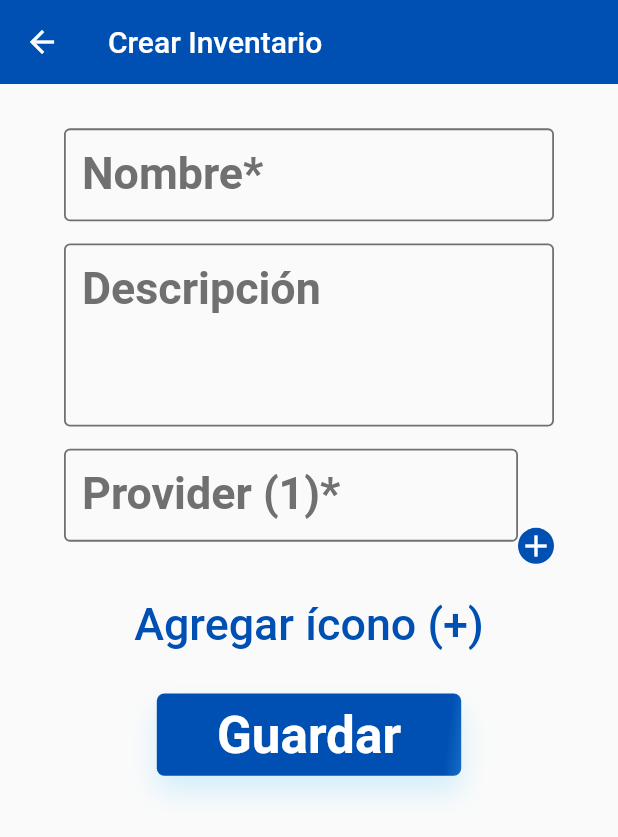
After one commit to JosephLugoGPDS/yummysuchi, a Flutter app: the HomeView screen opened by its route, after a tap on the "add" icon, on a phone screen of 412 x 824 dp. The commit adds this screen. Shown: the top 837 px of the screen. Run offline on Flutter 3.47's test engine with Material 2 defaults, Android fonts, the phone set to English and light mode, and no system bars; our stand-ins replace cloud_firestore, device_info_plus, firebase_core, flutter_bloc, flutter_svg, get_it and 1 more; accounts and stored records are empty; generated files the repository leaves out were written again.

Commit message:
fix: create inventory

```diff
--- /dev/null
+++ b/lib/app/constants/svg_list.dart
@@ -0,0 +1,15 @@
+import 'package:inventario_yummy_sushi/gen/assets.gen.dart';
+
+abstract class SvgList {
+  static const List<String> list = [
+    Assets.creditCard,
+    Assets.car,
+    Assets.clothes,
+    Assets.cook,
+    Assets.gif,
+    Assets.medical,
+    Assets.pet,
+    Assets.phone,
+    Assets.travel,
+  ];
+}
--- a/lib/app/l10n/arb/app_en.arb
+++ b/lib/app/l10n/arb/app_en.arb
@@ -16,5 +16,8 @@
   "cancel": "Cancelar",
   "name": "Nombre",
   "welcomeNameRequired": "Hola, para empezar, necsitamos guardar tu nombre",
-  "nameRequired": "El nombre es requerido"
+  "nameRequired": "El nombre es requerido",
+  "provider": "Provider",
+  "createInventory": "Crear Inventario",
+  "required": "Requerido"
 }
--- a/lib/app/routes/app_router.dart
+++ b/lib/app/routes/app_router.dart
@@ -1,3 +1,4 @@
+import 'package:inventario_yummy_sushi/views/create_inventory_view.dart';
 import 'package:inventario_yummy_sushi/views/home_view.dart';
 import 'package:inventario_yummy_sushi/views/splash_view.dart';
 import 'package:flutter/widgets.dart';
@@ -5,11 +6,14 @@ import 'package:flutter/widgets.dart';
 class AppRoutes {
   static const String splashScreen = '/splash';
   static const String homeScreen = '/home';
+  static const String createInventoryScreen = '/inventory/create';
 
   static Map<String, WidgetBuilder> get routes {
     return {
       splashScreen: (BuildContext context) => const SplashView(),
       homeScreen: (BuildContext context) => const HomeView(),
+      createInventoryScreen: (BuildContext context) =>
+          const CreateInventoryView(),
     };
   }
 }
--- /dev/null
+++ b/lib/blocs/inventories/create/create_inventory_event.dart
@@ -0,0 +1,20 @@
+part of 'create_inventory_bloc.dart';
+
+abstract class CreateInventoryEvent {
+  const CreateInventoryEvent();
+}
+
+class CreateInventory extends CreateInventoryEvent {
+  const CreateInventory({
+    required this.name,
+    required this.uuid,
+    this.description,
+    required this.providers,
+    required this.asset,
+  });
+  final String name;
+  final String uuid;
+  final String? description;
+  final List<String> providers;
+  final String asset;
+}
--- /dev/null
+++ b/lib/blocs/inventories/create/create_inventory_state.dart
@@ -0,0 +1,25 @@
+part of 'create_inventory_bloc.dart';
+
+abstract class CreateInventoryState {
+  const CreateInventoryState();
+}
+
+class CreateInventoryInitial extends CreateInventoryState {
+  const CreateInventoryInitial();
+}
+
+class CreateInventoryLoading extends CreateInventoryState {
+  const CreateInventoryLoading();
+}
+
+class CreateInventorySuccess extends CreateInventoryState {
+  final bool success;
+
+  const CreateInventorySuccess({required this.success});
+}
+
+class CreateInventoryFailure extends CreateInventoryState {
+  final String error;
+
+  const CreateInventoryFailure({required this.error});
+}
--- /dev/null
+++ b/lib/blocs/inventories/providers_controller_cubit.dart
@@ -0,0 +1,11 @@
+import 'package:flutter/material.dart';
+import 'package:flutter_bloc/flutter_bloc.dart';
+
+class ProvidersControllerCubit extends Cubit<List<TextEditingController>> {
+  ProvidersControllerCubit() : super([TextEditingController()]);
+
+  Future<void> addProvider() async {
+    final TextEditingController providersLoading = TextEditingController();
+    emit([...state, providersLoading]);
+  }
+}
--- /dev/null
+++ b/lib/blocs/inventories/select_assets_cubit.dart
@@ -0,0 +1,8 @@
+import 'package:flutter_bloc/flutter_bloc.dart';
+import 'package:inventario_yummy_sushi/app/constants/svg_list.dart';
+
+class SelectAssetsCubit extends Cubit<String> {
+  SelectAssetsCubit() : super(SvgList.list.first);
+
+  Future<void> selectAsset(String asset) async => emit(asset);
+}
--- a/lib/injector_container.dart
+++ b/lib/injector_container.dart
@@ -1,4 +1,6 @@
+import 'package:inventario_yummy_sushi/blocs/inventories/create/create_inventory_bloc.dart';
 import 'package:inventario_yummy_sushi/blocs/inventories/get_inventories_bloc.dart';
+import 'package:inventario_yummy_sushi/blocs/inventories/select_assets_cubit.dart';
 import 'package:inventario_yummy_sushi/blocs/is_saved_user_cubit.dart';
 import 'package:get_it/get_it.dart';
 import 'package:inventario_yummy_sushi/blocs/user/get_user_bloc.dart';
@@ -13,4 +15,6 @@ Future<void> init() async {
       () => GetUuidBloc()..add(const FetchUuidEvent()));
   sl.registerLazySingleton<GetUserBloc>(() => GetUserBloc());
   sl.registerLazySingleton<GetInventoriesBloc>(() => GetInventoriesBloc());
+  sl.registerLazySingleton<CreateInventoryBloc>(() => CreateInventoryBloc());
+  sl.registerLazySingleton<SelectAssetsCubit>(() => SelectAssetsCubit());
 }
--- a/lib/model/inventory.dart
+++ b/lib/model/inventory.dart
@@ -7,7 +7,7 @@ part 'inventory.g.dart';
 @JsonSerializable()
 class Inventory {
   String name;
-  List<Product> products;
+  List<Product>? products;
   List<String> providers;
   String? description;
   String asset;
--- /dev/null
+++ b/lib/views/create_inventory_view.dart
@@ -0,0 +1,234 @@
+import 'package:flutter/material.dart';
+import 'package:flutter_bloc/flutter_bloc.dart';
+import 'package:flutter_svg/flutter_svg.dart';
+import 'package:inventario_yummy_sushi/app/constants/app_theme.dart';
+import 'package:inventario_yummy_sushi/app/constants/svg_list.dart';
+import 'package:inventario_yummy_sushi/app/extensions/size_extension.dart';
+import 'package:inventario_yummy_sushi/app/l10n/l10n.dart';
+import 'package:inventario_yummy_sushi/blocs/inventories/create/create_inventory_bloc.dart';
+import 'package:inventario_yummy_sushi/blocs/inventories/get_inventories_bloc.dart';
+import 'package:inventario_yummy_sushi/blocs/inventories/providers_controller_cubit.dart';
+import 'package:inventario_yummy_sushi/blocs/inventories/select_assets_cubit.dart';
+import 'package:inventario_yummy_sushi/blocs/uuid/get_uuid_bloc.dart';
+import 'package:inventario_yummy_sushi/widgets/loader_dialog.dart';
+import 'package:inventario_yummy_sushi/widgets/theme_button_gradient.dart';
+import 'package:inventario_yummy_sushi/widgets/theme_dialog.dart';
+import 'package:inventario_yummy_sushi/widgets/theme_text_form_field.dart';
+
+class CreateInventoryView extends StatelessWidget {
+  const CreateInventoryView({super.key});
+
+  @override
+  Widget build(BuildContext context) {
+    return MultiBlocProvider(
+      providers: [
+        BlocProvider(
+          create: (context) => ProvidersControllerCubit(),
+        ),
+      ],
+      child: const CreateInventoryScreen(),
+    );
+  }
+}
+
+class CreateInventoryScreen extends StatelessWidget {
+  const CreateInventoryScreen({super.key});
+
+  static final TextEditingController descriptionController =
+      TextEditingController();
+  static final TextEditingController nameController = TextEditingController();
+  @override
+  Widget build(BuildContext context) {
+    final AppLocalizations l10n = context.l10n;
+    return Scaffold(
+        appBar: AppBar(
+          foregroundColor: Colors.white,
+          backgroundColor: AppTheme.accentColor,
+          title: Text(l10n.createInventory),
+          elevation: 0,
+        ),
+        body: BlocListener<CreateInventoryBloc, CreateInventoryState>(
+          listener: (context, stateCreateInventoryState) {
+            debugPrint('stateCreateInventoryState: $stateCreateInventoryState');
+            if (stateCreateInventoryState is CreateInventorySuccess) {
+              context.read<GetInventoriesBloc>().add(FetchInventoriesEvent(
+                  uuid: (context.read<GetUuidBloc>().state as GetUuidSuccess)
+                      .uuid));
+              Navigator.pop(context);
+              Navigator.of(context).pop(true);
+            }
+            if (stateCreateInventoryState is CreateInventoryLoading) {
+              showDialog(
+                context: context,
+                barrierDismissible: false,
+                builder: (context) => const LoaderDialog(),
+              );
+            }
+          },
+          child: Padding(
+            padding: EdgeInsets.fromLTRB(
+                20.w, 0, 20.w, MediaQuery.of(context).padding.bottom),
+            child: SingleChildScrollView(
+              physics: const BouncingScrollPhysics(),
+              child: Column(
+                children: [
+                  SizedBox(height: 40.h),
+                  ThemeTextFormField(
+                    textEditingController: nameController,
+                    label: '${l10n.name}*',
+                  ),
+                  SizedBox(height: 20.h),
+                  ThemeTextFormField(
+                    textEditingController: descriptionController,
+                    label: l10n.description,
+                    maxLines: 3,
+                  ),
+                  SizedBox(height: 20.h),
+                  BlocBuilder<ProvidersControllerCubit,
+                      List<TextEditingController>>(
+                    builder: (BuildContext context,
+                        List<TextEditingController> stateProviders) {
+                      debugPrint(stateProviders.toString());
+                      return Row(
+                        crossAxisAlignment: CrossAxisAlignment.end,
+                        children: [
+                          Expanded(
+                            child: Column(
+                              children: [
+                                for (int i = 0; i < stateProviders.length; i++)
+                                  Padding(
+                                    padding: EdgeInsets.only(bottom: 20.h),
+                                    child: ThemeTextFormField(
+                                      textEditingController: stateProviders[i],
+                                      label: '${l10n.provider} (${i + 1})*',
+                                    ),
+                                  ),
+                              ],
+                            ),
+                          ),
+                          GestureDetector(
+                            onTap: () {
+                              context
+                                  .read<ProvidersControllerCubit>()
+                                  .addProvider();
+                            },
+                            child: const CircleAvatar(
+                              backgroundColor: AppTheme.accentColor,
+                              radius: 12,
+                              child: Icon(
+                                Icons.add,
+                                color: Colors.white,
+                              ),
+                            ),
+                          ),
+                        ],
+                      );
+                    },
+                  ),
+                  SizedBox(height: 20.h),
+                  TextButton(
+                    onPressed: () {
+                      showDialog(
+                        context: context,
+                        builder: (context) => ThemeDialog(
+                          height: 300.h,
+                          width: MediaQuery.of(context).size.width * 0.8,
+                          child: GridView.builder(
+                            physics: const BouncingScrollPhysics(),
+                            itemCount: SvgList.list.length,
+                            gridDelegate:
+                                const SliverGridDelegateWithFixedCrossAxisCount(
+                              crossAxisCount: 4,
+                              mainAxisSpacing: 10,
+                              crossAxisSpacing: 10,
+                            ),
+                            itemBuilder: (context, index) => GestureDetector(
+                              onTap: () async {
+                                Navigator.pop(context);
+                                await context
+                                    .read<SelectAssetsCubit>()
+                                    .selectAsset(SvgList.list[index]);
+                              },
+                              child: SvgPicture.asset(SvgList.list[index],
+                                  height: 30.w, width: 30.w),
+                            ),
+                          ),
+                        ),
+                      );
+                    },
+                    child: Text(
+                      'Agregar ícono (+)',
+                      style: TextStyle(
+                        color: AppTheme.accentColor,
+                        fontSize: 14.sp,
+                      ),
+                    ),
+                  ),
+                  SizedBox(height: 20.h),
+                  BlocBuilder<GetUuidBloc, GetUuidState>(
+                    builder: (context, stateGetUuidState) {
+                      if (stateGetUuidState is GetUuidSuccess) {
+                        return ThemeButtonGradient(
+                          onPressed: () async {
+                            for (int i = 0;
+                                i <
+                                    context
+                                        .read<ProvidersControllerCubit>()
+                                        .state
+                                        .length;
+                                i++) {
+                              if (context
+                                  .read<ProvidersControllerCubit>()
+                                  .state[i]
+                                  .text
+                                  .isEmpty) {
+                                ScaffoldMessenger.of(context).showSnackBar(
+                                  SnackBar(
+                                    content: Text(
+                                        '${l10n.provider} ${i + 1} ${l10n.required}'),
+                                    backgroundColor: AppTheme.accentColor,
+                                  ),
+                                );
+                                return;
+                              }
+                            }
+                            if (nameController.text.isNotEmpty) {
+                              FocusScope.of(context).unfocus();
+                              context.read<CreateInventoryBloc>().add(
+                                    CreateInventory(
+                                      uuid: stateGetUuidState.uuid,
+                                      name: nameController.text,
+                                      description: descriptionController.text,
+                                      asset: context
+                                          .read<SelectAssetsCubit>()
+                                          .state,
+                                      providers: context
+                                          .read<ProvidersControllerCubit>()
+                                          .state
+                                          .map((e) => e.text)
+                                          .toList(),
+                                    ),
+                                  );
+                            } else {
+                              ScaffoldMessenger.of(context).showSnackBar(
+                                SnackBar(
+                                  content: Text(l10n.nameRequired),
+                                  backgroundColor: AppTheme.accentColor,
+                                ),
+                              );
+                            }
+                          },
+                          title: 'Guardar',
+                        );
+                      } else {
+                        return const SizedBox();
+                      }
+                    },
+                  ),
+                ],
+              ),
+            ),
+          ),
+        ));
+  }
+}
--- a/lib/views/home_view.dart
+++ b/lib/views/home_view.dart
@@ -2,18 +2,36 @@ import 'package:inventario_yummy_sushi/app/constants/app_theme.dart';
 import 'package:inventario_yummy_sushi/app/extensions/size_extension.dart';
 import 'package:inventario_yummy_sushi/app/l10n/l10n.dart';
 import 'package:flutter/material.dart';
+import 'package:inventario_yummy_sushi/app/routes/app_router.dart';
 import 'package:inventario_yummy_sushi/blocs/inventories/get_inventories_bloc.dart';
+import 'package:inventario_yummy_sushi/blocs/uuid/get_uuid_bloc.dart';
 import 'package:inventario_yummy_sushi/gen/assets.gen.dart';
 import 'package:inventario_yummy_sushi/model/inventory.dart';
 import 'package:flutter_bloc/flutter_bloc.dart';
 
 import 'package:flutter_svg/flutter_svg.dart';
 
+import 'package:inventario_yummy_sushi/injector_container.dart' as di;
+
+// class HomeView extends StatelessWidget {
+//   const HomeView({super.key});
+
+//   @override
+//   Widget build(BuildContext context) {
+//     return BlocProvider(
+//       create: (context) => di.sl<GetInventoriesBloc>()
+//         ..add(FetchInventoriesEvent(
+//             uuid: (context.read<GetUuidBloc>().state as GetUuidSuccess).uuid)),
+//       child: const HomeScreen(),
+//     );
+//   }
+// }
+
 class HomeView extends StatelessWidget {
   const HomeView({Key? key}) : super(key: key);
-
   @override
   Widget build(BuildContext context) {
+    debugPrint('build HomeScreen');
     final AppLocalizations l10n = context.l10n;
     return Scaffold(
       body: CustomScrollView(
@@ -24,6 +42,15 @@ class HomeView extends StatelessWidget {
             floating: true,
             backgroundColor: AppTheme.accentColor,
             elevation: 0,
+            actions: [
+              IconButton(
+                onPressed: () {
+                  Navigator.of(context)
+                      .pushNamed(AppRoutes.createInventoryScreen);
+                },
+                icon: const Icon(Icons.add, color: Colors.white),
+              ),
+            ],
           ),
           SliverToBoxAdapter(
             child: SizedBox(
@@ -32,6 +59,7 @@ class HomeView extends StatelessWidget {
           ),
           BlocBuilder<GetInventoriesBloc, GetInventoriesState>(
             builder: (context, stateGetInventoriesState) {
+              debugPrint('stateGetInventoriesState: $stateGetInventoriesState');
               if (stateGetInventoriesState is GetInventoriesLoaded) {
                 final List<Inventory> inventories =
                     stateGetInventoriesState.inventories;
@@ -62,7 +90,7 @@ class HomeView extends StatelessWidget {
                                     fontWeight: FontWeight.bold),
                               ),
                               Text(
-                                '${inventory.products.length}',
+                                '${inventory.products?.length ?? 0}',
                                 style: const TextStyle(color: Colors.black),
                               ),
                             ],
--- /dev/null
+++ b/lib/widgets/theme_button_gradient.dart
@@ -0,0 +1,100 @@
+import 'package:flutter/material.dart';
+import 'package:inventario_yummy_sushi/app/constants/app_theme.dart';
+import 'package:inventario_yummy_sushi/app/extensions/size_extension.dart';
+
+class ThemeButtonGradient extends StatelessWidget {
+  const ThemeButtonGradient({
+    Key? key,
+    required this.title,
+    required this.onPressed,
+    this.width,
+    this.padding,
+    this.background,
+    this.disableColor,
+    this.textColor,
+    this.elevation = 2,
+    this.margin,
+    this.borderRadius,
+    this.colors,
+    this.boxShadow,
+    this.height,
+    this.styleTextButton,
+    this.leading,
+  }) : super(key: key);
+  final String title;
+  final void Function()? onPressed;
+  final EdgeInsets? padding;
+  final Color? background;
+  final Color? disableColor;
+  final Color? textColor;
+  final double? width;
+  final double elevation;
+  final EdgeInsets? margin;
+  final double? borderRadius;
+  final List<Color>? colors;
+  final List<BoxShadow>? boxShadow;
+  final double? height;
+  final TextStyle? styleTextButton;
+  final Widget? leading;
+
+  @override
+  Widget build(BuildContext context) {
+    return Container(
+      width: width,
+      height: height,
+      margin: margin ?? EdgeInsets.only(top: 8.h, left: 29.w, right: 29.w),
+      decoration: BoxDecoration(
+        boxShadow: boxShadow ??
+            const [
+              BoxShadow(
+                color: Color.fromRGBO(90, 202, 250, 0.25),
+                offset: Offset(0, 10),
+                blurRadius: 15.0,
+              ),
+            ],
+        gradient: LinearGradient(
+          begin: const Alignment(-1, -1),
+          end: const Alignment(1.4, 0),
+          stops: const <double>[0.8, 1],
+          colors: colors ?? [AppTheme.accentColor, AppTheme.primaryColor],
+        ),
+        // color: AppTheme.primaryColor,
+        borderRadius: BorderRadius.circular(5),
+      ),
+      child: ElevatedButton(
+        style: ButtonStyle(
+          shape: MaterialStateProperty.all<RoundedRectangleBorder>(
+            RoundedRectangleBorder(
+              borderRadius: BorderRadius.circular(5),
+            ),
+          ),
+          // minimumSize: MaterialStateProperty.all(Size(width ?? double.maxFinite, AppSizes.size50)),
+          backgroundColor: MaterialStateProperty.all(Colors.transparent),
+          // elevation: MaterialStateProperty.all(3),
+          shadowColor: MaterialStateProperty.all(Colors.transparent),
+        ),
+        onPressed: onPressed,
+        child: Padding(
+          padding: padding ?? EdgeInsets.fromLTRB(10.w, 10.h, 10.w, 10.h),
+          child: Row(
+            mainAxisAlignment: MainAxisAlignment.center,
+            children: [
+              if (leading != null) leading!,
+              Text(
+                title,
+                textAlign: TextAlign.center,
+                maxLines: 1,
+                style: styleTextButton ??
+                    TextStyle(
+                      color: textColor ?? Colors.white,
+                      fontSize: 16.sp,
+                      fontWeight: FontWeight.w700,
+                    ),
+              ),
+            ],
+          ),
+        ),
+      ),
+    );
+  }
+}
```
Also changed, not shown: lib/app/app.dart (+8 -0 lines), lib/blocs/inventories/create/create_inventory_bloc.dart (added, +61 -0 lines), lib/blocs/inventories/get_inventories_bloc.dart (+1 -13 lines), lib/widgets/loader_dialog.dart (added, +22 -0 lines), lib/model/inventory.g.dart.
